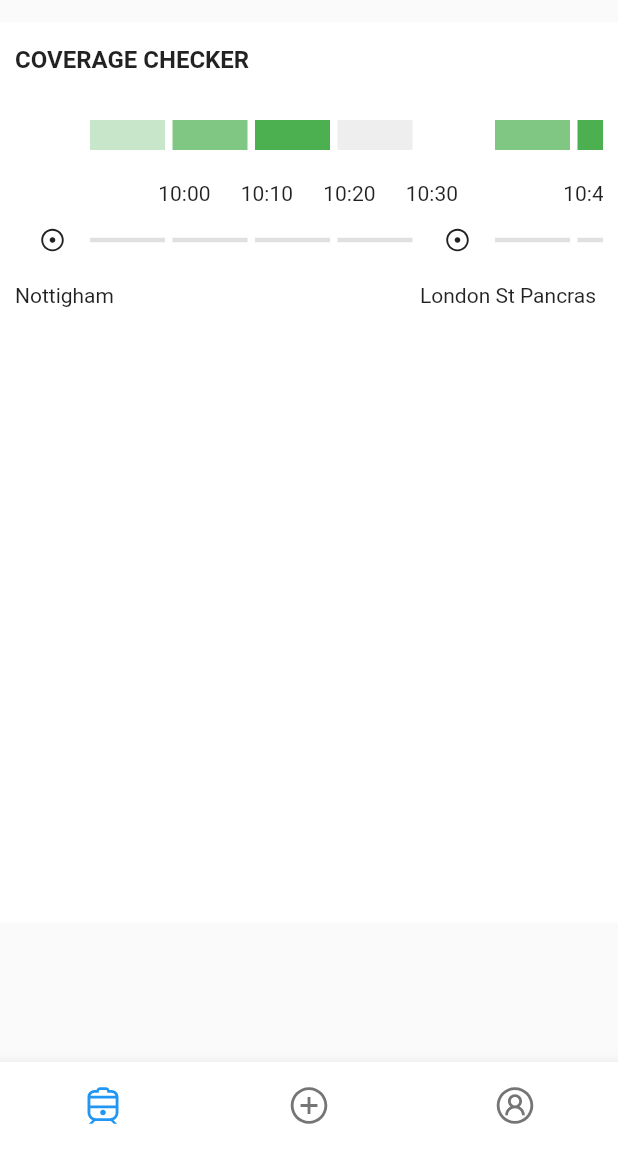
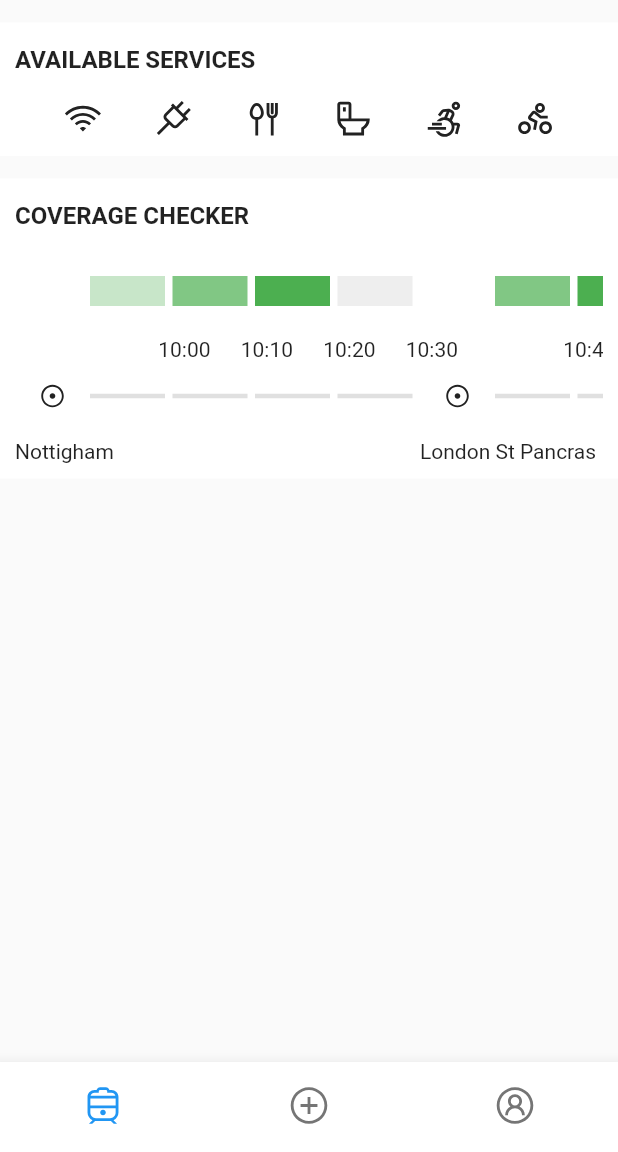
Before and after one commit to ctamakloe/timewise-client, a Flutter app: the screen it shows after launch, after a tap on "Visit Sean at Uni", on a phone screen of 412 x 824 dp, the part 84-1236 px from its top. Run offline on Flutter 3.47's test engine with Material 2 defaults, Android fonts, the light colour scheme and no system bars; our stand-ins replace charts_flutter, line_awesome_flutter, modal_bottom_sheet; missing offline and left inert: charcode, timeline.

Commit message:
Update icons for available services and refactor code

```diff
--- /dev/null
+++ b/lib/components/icon_tile.dart
@@ -0,0 +1,26 @@
+import 'package:flutter/material.dart';
+
+class IconTile extends StatelessWidget {
+  final Function onTap;
+  final IconData icon;
+
+  IconTile({this.icon, this.onTap});
+
+  @override
+  Widget build(BuildContext context) {
+    return GestureDetector(
+      onTap: onTap,
+      child: Container(
+          child: Icon(
+        icon,
+        size: 30,
+      )
+//        child: Image(
+//          image: AssetImage('assets/images/trips/train/$iconName.png'),
+//          height: 30.0,
+//          width: 30.0,
+//        ),
+          ),
+    );
+  }
+}
--- a/lib/components/screen_section.dart
+++ b/lib/components/screen_section.dart
@@ -23,7 +23,7 @@ class _ScreenSectionState extends State<ScreenSection> {
     return Container(
       margin: const EdgeInsets.fromLTRB(0, 15, 0, 0),
       padding: const EdgeInsets.fromLTRB(0, 10, 0, 0),
-      height: 600,
+//      height: 600,
       decoration: BoxDecoration(
         color: Colors.white,
       ),
--- a/lib/screens/trips/sections/services_info.dart
+++ b/lib/screens/trips/sections/services_info.dart
@@ -1,5 +1,7 @@
 import 'package:flutter/material.dart';
+import 'package:line_awesome_flutter/line_awesome_flutter.dart';
 import 'package:modal_bottom_sheet/modal_bottom_sheet.dart';
+import 'package:time_wise_app/components/icon_tile.dart';
 import 'package:time_wise_app/models/trip.dart';
 
 class ServicesInfo extends StatelessWidget {
@@ -10,22 +12,14 @@ class ServicesInfo extends StatelessWidget {
 
   final Trip trip;
 
-  Widget _serviceInfoTile(BuildContext context, String iconName, String info) {
-    return GestureDetector(
-      onTap: () {
-        _showServiceInfo(context, info);
-      },
-      child: Container(
-        child: Image(
-          image: AssetImage('assets/images/trips/train/$iconName.png'),
-          height: 30.0,
-          width: 30.0,
-        ),
-      ),
+  Widget _serviceInfoTile(BuildContext context, IconData icon, String info) {
+    return IconTile(
+      onTap: () => _showServiceInfo(context, info),
+      icon: icon,
     );
   }
 
-  void _showServiceInfo(BuildContext context, String info) {
+  _showServiceInfo(BuildContext context, String info) {
     showMaterialModalBottomSheet(
         context: context,
         builder: (context, scrollController) {
@@ -41,13 +35,12 @@ class ServicesInfo extends StatelessWidget {
     return Container(
       padding: EdgeInsets.all(10.0),
       child: Row(mainAxisAlignment: MainAxisAlignment.spaceEvenly, children: [
-        _serviceInfoTile(context, 'wifi', 'How to access WiFi'),
-        _serviceInfoTile(context, 'socket', 'Where to find charging points'),
-        _serviceInfoTile(context, 'catering',
-            'Trolley availability, menu and serving times'),
-        _serviceInfoTile(context, 'toilet', 'Toilet information'),
-        _serviceInfoTile(context, 'accessibility', 'Accessibility options'),
-        _serviceInfoTile(context, 'bike', 'Bike storage'),
+        _serviceInfoTile(context, LineAwesomeIcons.wifi, 'How to access WiFi'),
+        _serviceInfoTile(context, LineAwesomeIcons.plug, 'Where to find charging points'),
+        _serviceInfoTile(context, LineAwesomeIcons.utensils, 'catering info'),
+        _serviceInfoTile(context, LineAwesomeIcons.toilet, 'Toilet information'),
+        _serviceInfoTile(context, LineAwesomeIcons.accessible_icon, 'Accessibility options'),
+        _serviceInfoTile(context, LineAwesomeIcons.biking, 'Bike storage'),
       ]),
     );
   }
--- a/lib/screens/trips/trip_details_screen.dart
+++ b/lib/screens/trips/trip_details_screen.dart
@@ -3,6 +3,7 @@ import 'package:time_wise_app/components/screen_section.dart';
 import 'package:time_wise_app/models/screen_section_data.dart';
 import 'package:time_wise_app/models/trip.dart';
 import 'package:time_wise_app/screens/trips/sections/coverage_info.dart';
+import 'package:time_wise_app/screens/trips/sections/services_info.dart';
 
 class TripDetailsScreen extends StatefulWidget {
   final Trip trip;
@@ -25,10 +26,12 @@ class _TripDetailsScreenState extends State<TripDetailsScreen> {
 //        sectionAction: SectionAction('', '', {}),
 //        sectionContent: TripInfo(trip: widget.trip),
 //      ),
-//      ScreenSectionData(
-//          sectionTitle: 'AVAILABLE SERVICES',
-//          sectionAction: SectionAction('', '', {}),
-//          sectionContent: ServicesInfo(trip: widget.trip),
+
+      ScreenSectionData(
+          sectionTitle: 'AVAILABLE SERVICES',
+          sectionAction: SectionAction('', '', {}),
+          sectionContent: ServicesInfo(trip: widget.trip),),
+
       ScreenSectionData(
         sectionTitle: 'COVERAGE CHECKER',
         sectionAction: SectionAction('', '', {}),
```
